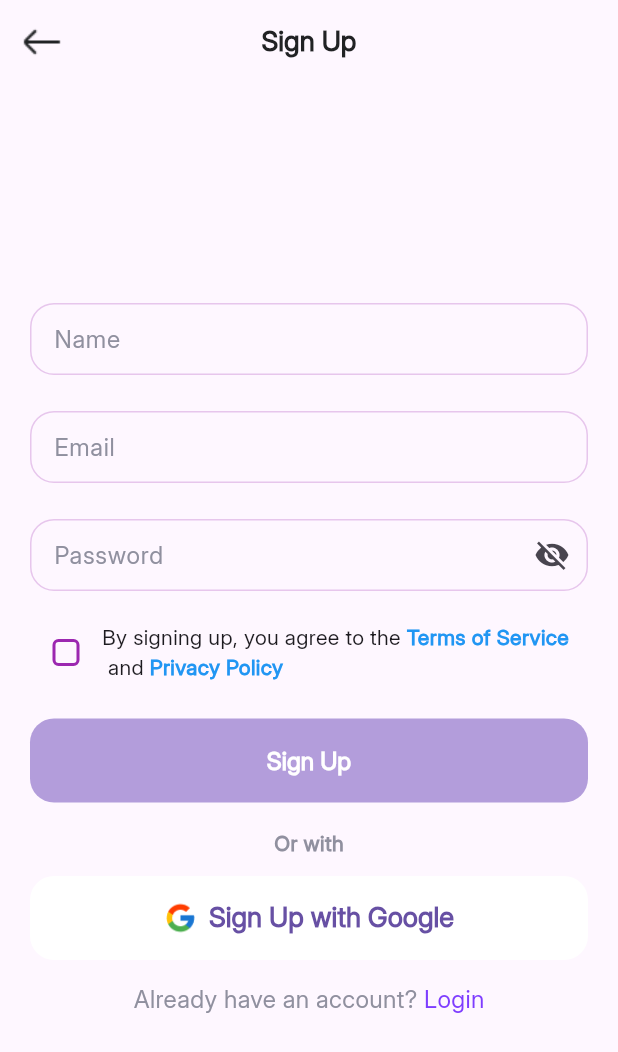
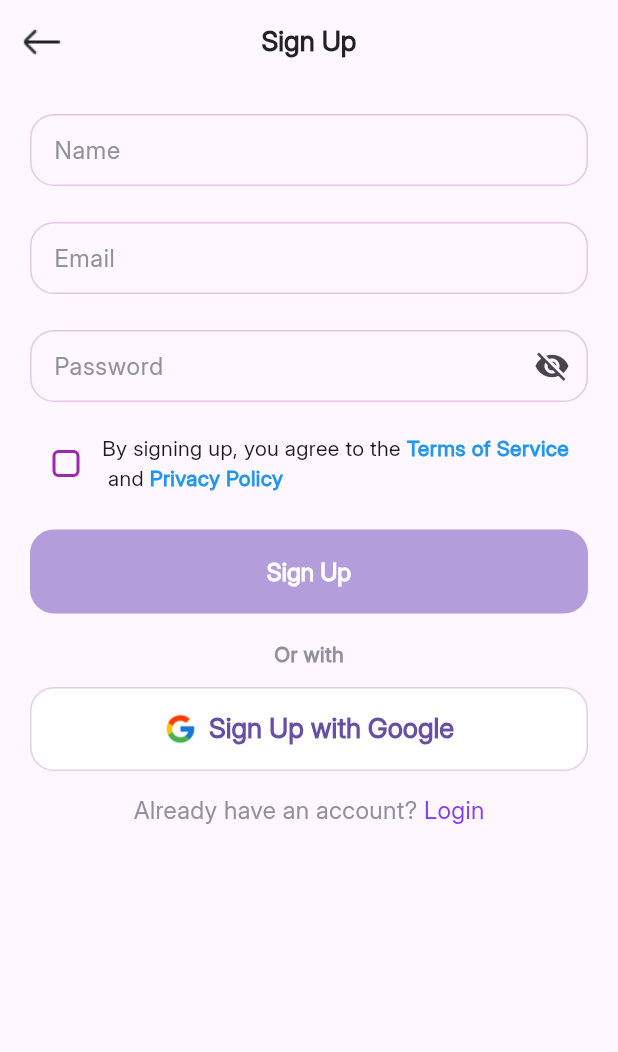
Before and after one commit to engineeralok/CipherSchools-Flutter-Assignment, a Flutter app: the SignUpScreen screen opened directly, on a phone screen of 412 x 824 dp. Shown: the top 1052 px of the screen. Run offline on Flutter 3.47's test engine with Material 3 defaults, Android fonts, the light colour scheme and no system bars.

Commit message:
Ui Improvements

```diff
--- a/lib/main.dart
+++ b/lib/main.dart
@@ -37,9 +37,10 @@ class MyApp extends StatelessWidget {
           fixedSize: Size.copy(const Size(double.maxFinite, 56)),
           surfaceTintColor: Colors.deepPurpleAccent.shade700,
           disabledBackgroundColor: Colors.deepPurple.shade200,
+
           shape: RoundedRectangleBorder(
             borderRadius: BorderRadius.circular(16),
-            side: BorderSide(color: Colors.deepPurpleAccent, width: 2),
+            side: BorderSide(color: Colors.purple.withAlpha(60), width: 1),
           ),
           shadowColor: Colors.deepPurpleAccent,
           elevation: 0,
--- a/lib/ui/auth.dart
+++ b/lib/ui/auth.dart
@@ -17,7 +17,8 @@ class SignUpScreen extends StatelessWidget {
           padding: const EdgeInsets.all(20),
           child: Consumer<SignUpProvider>(
             builder: (context, provider, child) {
-              return Column(
+              return SingleChildScrollView(
+                child: Column(
                   crossAxisAlignment: CrossAxisAlignment.start,
                   mainAxisAlignment: MainAxisAlignment.center,
                   children: [
@@ -38,10 +39,6 @@ class SignUpScreen extends StatelessWidget {
 
                     ElevatedButton.icon(
                       style: ElevatedButton.styleFrom(
-                      elevation: 0,
-                      shape: RoundedRectangleBorder(
-                        borderRadius: BorderRadius.circular(16),
-                      ),
                         backgroundColor: Colors.white,
                       ),
                       icon: Image.asset(Assets.googleIcon.path),
@@ -87,6 +84,7 @@ class SignUpScreen extends StatelessWidget {
                       ),
                     ),
                   ],
+                ),
               );
             },
           ),
@@ -108,7 +106,8 @@ class LoginScreen extends StatelessWidget {
           padding: const EdgeInsets.all(20),
           child: Consumer<SignUpProvider>(
             builder: (context, provider, child) {
-              return Column(
+              return SingleChildScrollView(
+                child: Column(
                   crossAxisAlignment: CrossAxisAlignment.start,
                   mainAxisAlignment: MainAxisAlignment.center,
                   children: [
@@ -178,6 +177,7 @@ class LoginScreen extends StatelessWidget {
                       ),
                     ),
                   ],
+                ),
               );
             },
           ),
--- a/lib/ui/onboarding.dart
+++ b/lib/ui/onboarding.dart
@@ -156,8 +156,8 @@ class WalkthroughScreen extends StatelessWidget {
                                 );
                               },
                               child: Container(
-                                width: 90.0,
-                                height: 90.0,
+                                width: 80.0,
+                                height: 80.0,
                                 decoration: BoxDecoration(
                                   color: const Color(0xBFECE1E1),
                                   shape: BoxShape.circle,
```
Lines whose indentation alone changed are shown as unchanged.
